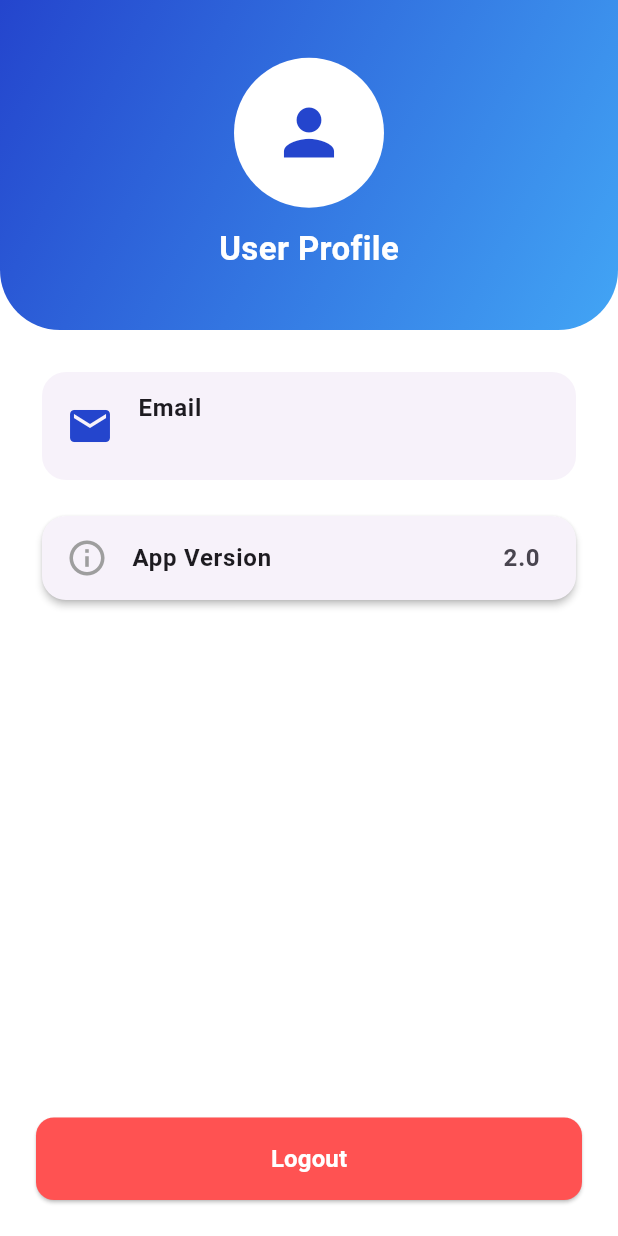
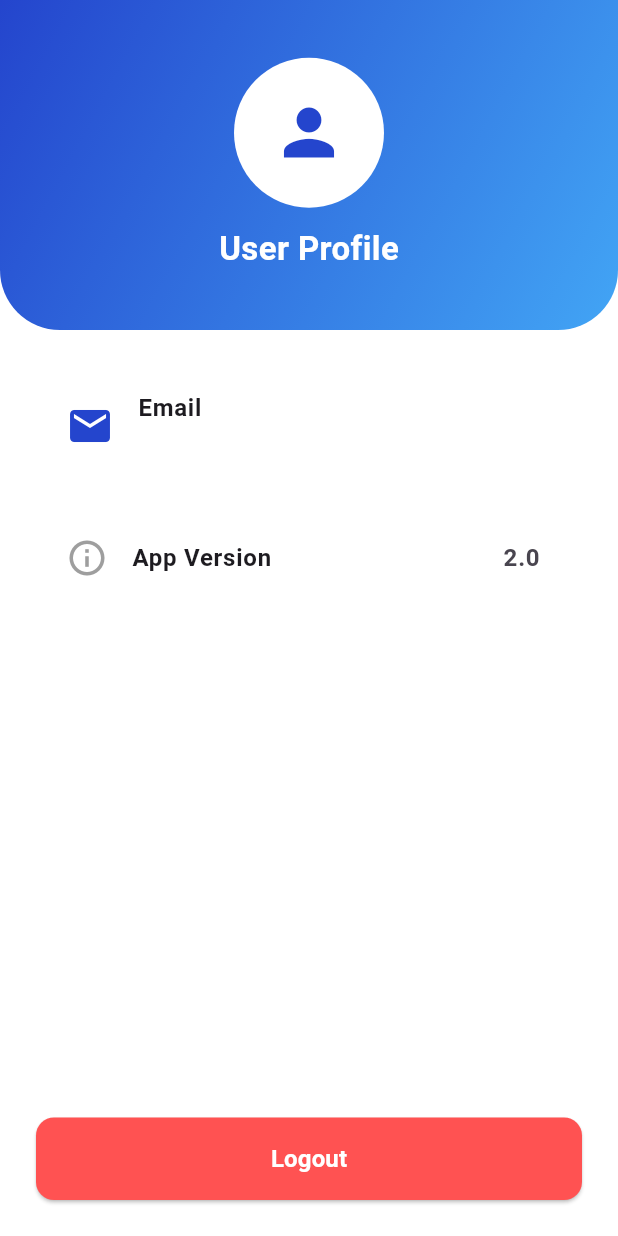
Before and after one commit to barjizdrxtx/acculead_sales, a Flutter app: the ProfilePage screen opened directly, on a phone screen of 412 x 824 dp. Run offline on Flutter 3.47's test engine with Material 3 defaults, Android fonts, the phone set to English and light mode, and no system bars; our stand-ins replace country_picker, fl_chart, fluttertoast, permission_handler, shared_preferences; missing offline and left inert: call_log, flutter_phone_direct_caller; accounts and stored records are empty; network calls fail.

Commit message:
first commit

```diff
--- a/lib/profile/Profile.dart
+++ b/lib/profile/Profile.dart
@@ -174,6 +174,7 @@ class _ProfilePageState extends State<ProfilePage> {
                   Padding(
                     padding: const EdgeInsets.symmetric(horizontal: 24.0),
                     child: Card(
+                      color: Colors.white,
                       elevation: 0,
                       shape: RoundedRectangleBorder(
                         borderRadius: BorderRadius.circular(16),
@@ -202,7 +203,8 @@ class _ProfilePageState extends State<ProfilePage> {
                   Padding(
                     padding: const EdgeInsets.symmetric(horizontal: 24.0),
                     child: Card(
-                      elevation: 2,
+                      color: Colors.white,
+                      elevation: 0,
                       shape: RoundedRectangleBorder(
                         borderRadius: BorderRadius.circular(16),
                       ),
```
